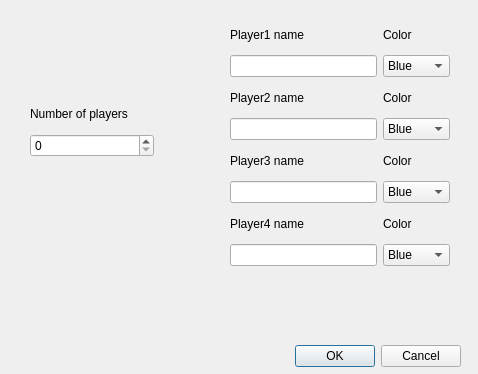
Before: the Qt Designer form Game/settingsdialog.ui in RauliV/Nysse, drawn with Qt 5.
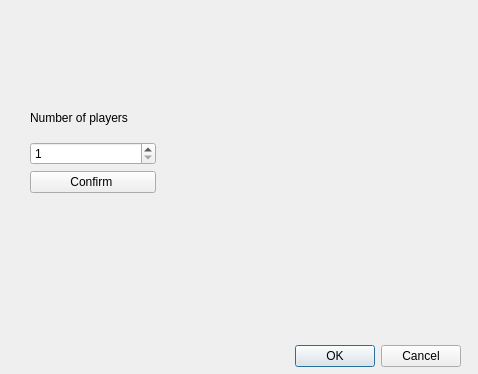
After: the same form once the commit is applied.

```diff
--- a/Game/settingsdialog.ui
+++ b/Game/settingsdialog.ui
@@ -29,245 +29,54 @@
     <set>QDialogButtonBox::Cancel|QDialogButtonBox::Ok</set>
    </property>
   </widget>
+  <widget class="QWidget" name="verticalLayoutWidget">
+   <property name="geometry">
+    <rect>
+     <x>239</x>
+     <y>10</y>
+     <width>221</width>
+     <height>311</height>
+    </rect>
+   </property>
+   <layout class="QVBoxLayout" name="verticalLayout"/>
+  </widget>
   <widget class="QWidget" name="">
    <property name="geometry">
     <rect>
      <x>30</x>
      <y>100</y>
-     <width>124</width>
-     <height>57</height>
+     <width>126</width>
+     <height>93</height>
     </rect>
    </property>
-   <layout class="QVBoxLayout" name="verticalLayout_6">
+   <layout class="QVBoxLayout" name="verticalLayout_12">
     <item>
-     <widget class="QLabel" name="label_5">
+     <layout class="QVBoxLayout" name="verticalLayout_6">
+      <item>
+       <widget class="QLabel" name="label_5">
+        <property name="text">
+         <string>Number of players</string>
+        </property>
+       </widget>
+      </item>
+      <item>
+       <widget class="QSpinBox" name="NumberOfPlayersSpinBox">
+        <property name="minimum">
+         <number>1</number>
+        </property>
+        <property name="maximum">
+         <number>4</number>
+        </property>
+       </widget>
+      </item>
+     </layout>
+    </item>
+    <item>
+     <widget class="QPushButton" name="ConfirmPushButton">
       <property name="text">
-       <string>Number of players</string>
+       <string>Confirm </string>
       </property>
      </widget>
-    </item>
-    <item>
-     <widget class="QSpinBox" name="NumberOfPlayersSpinBox">
-      <property name="maximum">
-       <number>4</number>
-      </property>
-     </widget>
-    </item>
-   </layout>
-  </widget>
-  <widget class="QWidget" name="">
-   <property name="geometry">
-    <rect>
-     <x>230</x>
-     <y>20</y>
-     <width>220</width>
-     <height>246</height>
-    </rect>
-   </property>
-   <layout class="QHBoxLayout" name="horizontalLayout">
-    <item>
-     <layout class="QVBoxLayout" name="verticalLayout_5">
-      <item>
-       <layout class="QVBoxLayout" name="verticalLayout">
-        <item>
-         <widget class="QLabel" name="label">
-          <property name="text">
-           <string>Player1 name</string>
-          </property>
-         </widget>
-        </item>
-        <item>
-         <widget class="QLineEdit" name="PlayerNameLineEdit_1"/>
-        </item>
-       </layout>
-      </item>
-      <item>
-       <layout class="QVBoxLayout" name="verticalLayout_2">
-        <item>
-         <widget class="QLabel" name="label_2">
-          <property name="text">
-           <string>Player2 name</string>
-          </property>
-         </widget>
-        </item>
-        <item>
-         <widget class="QLineEdit" name="PlayerNameLineEdit_2"/>
-        </item>
-       </layout>
-      </item>
-      <item>
-       <layout class="QVBoxLayout" name="verticalLayout_3">
-        <item>
-         <widget class="QLabel" name="label_3">
-          <property name="text">
-           <string>Player3 name</string>
-          </property>
-         </widget>
-        </item>
-        <item>
-         <widget class="QLineEdit" name="PlayerNameLineEdit_3"/>
-        </item>
-       </layout>
-      </item>
-      <item>
-       <layout class="QVBoxLayout" name="verticalLayout_4">
-        <item>
-         <widget class="QLabel" name="label_4">
-          <property name="text">
-           <string>Player4 name</string>
-          </property>
-         </widget>
-        </item>
-        <item>
-         <widget class="QLineEdit" name="PlayerNameLineEdit_4"/>
-        </item>
-       </layout>
-      </item>
-     </layout>
-    </item>
-    <item>
-     <layout class="QVBoxLayout" name="verticalLayout_11">
-      <item>
-       <layout class="QVBoxLayout" name="verticalLayout_7">
-        <item>
-         <widget class="QLabel" name="label_6">
-          <property name="text">
-           <string>Color</string>
-          </property>
-         </widget>
-        </item>
-        <item>
-         <widget class="QComboBox" name="PlayerColorComboBox_1">
-          <item>
-           <property name="text">
-            <string>Blue</string>
-           </property>
-          </item>
-          <item>
-           <property name="text">
-            <string>Red</string>
-           </property>
-          </item>
-          <item>
-           <property name="text">
-            <string>Yellow</string>
-           </property>
-          </item>
-          <item>
-           <property name="text">
-            <string>Green</string>
-           </property>
-          </item>
-         </widget>
-        </item>
-       </layout>
-      </item>
-      <item>
-       <layout class="QVBoxLayout" name="verticalLayout_8">
-        <item>
-         <widget class="QLabel" name="label_7">
-          <property name="text">
-           <string>Color</string>
-          </property>
-         </widget>
-        </item>
-        <item>
-         <widget class="QComboBox" name="PlayerColorComboBox_2">
-          <item>
-           <property name="text">
-            <string>Blue</string>
-           </property>
-          </item>
-          <item>
-           <property name="text">
-            <string>Red</string>
-           </property>
-          </item>
-          <item>
-           <property name="text">
-            <string>Yellow</string>
-           </property>
-          </item>
-          <item>
-           <property name="text">
-            <string>Green</string>
-           </property>
-          </item>
-         </widget>
-        </item>
-       </layout>
-      </item>
-      <item>
-       <layout class="QVBoxLayout" name="verticalLayout_9">
-        <item>
-         <widget class="QLabel" name="label_8">
-          <property name="text">
-           <string>Color</string>
-          </property>
-         </widget>
-        </item>
-        <item>
-         <widget class="QComboBox" name="PlayerColorComboBox_3">
-          <item>
-           <property name="text">
-            <string>Blue</string>
-           </property>
-          </item>
-          <item>
-           <property name="text">
-            <string>Red</string>
-           </property>
-          </item>
-          <item>
-           <property name="text">
-            <string>Yellow</string>
-           </property>
-          </item>
-          <item>
-           <property name="text">
-            <string>Green</string>
-           </property>
-          </item>
-         </widget>
-        </item>
-       </layout>
-      </item>
-      <item>
-       <layout class="QVBoxLayout" name="verticalLayout_10">
-        <item>
-         <widget class="QLabel" name="label_9">
-          <property name="text">
-           <string>Color</string>
-          </property>
-         </widget>
-        </item>
-        <item>
-         <widget class="QComboBox" name="PlayerColorComboBox_4">
-          <item>
-           <property name="text">
-            <string>Blue</string>
-           </property>
-          </item>
-          <item>
-           <property name="text">
-            <string>Red</string>
-           </property>
-          </item>
-          <item>
-           <property name="text">
-            <string>Yellow</string>
-           </property>
-          </item>
-          <item>
-           <property name="text">
-            <string>Green</string>
-           </property>
-          </item>
-         </widget>
-        </item>
-       </layout>
-      </item>
-     </layout>
     </item>
    </layout>
   </widget>
```
